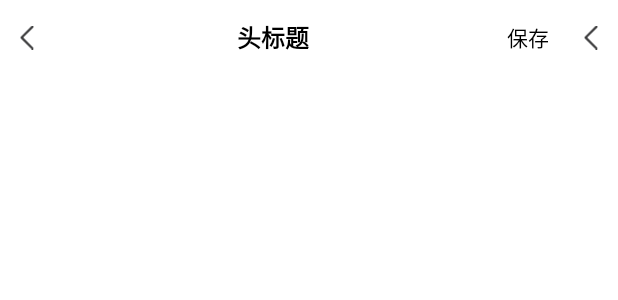
After one commit to final00000000/Zhang, an Android app: the layout layout_app_base_toolbar.xml on its own in the app's theme, with its tools: preview values and no code run, on a phone screen of 412 x 824 dp. The commit adds this screen. Shown: the top 300 px of the screen. Run offline under Robolectric (Android 15) with nearby library versions, the phone set to English and light mode, and no system bars.

Commit message:
1.0 - add toolbar test

```diff
--- a/library-base/src/main/java/com/zhang/myproject/base/activity/BaseActivity.kt
+++ b/library-base/src/main/java/com/zhang/myproject/base/activity/BaseActivity.kt
@@ -17,7 +17,7 @@ abstract class BaseActivity : AppCompatActivity() {
 
     override fun onCreate(savedInstanceState: Bundle?) {
         super.onCreate(savedInstanceState)
-        ImmersionBar.with(this).fitsSystemWindows(false).statusBarDarkFont(isStatusBarDarkFont()).init()
+        ImmersionBar.with(this).fitsSystemWindows(false).statusBarDarkFont(true).init()
     }
 
 
--- a/library-base/src/main/res/layout/activity_base.xml
+++ b/library-base/src/main/res/layout/activity_base.xml
@@ -7,7 +7,7 @@
 
     <include
         android:id="@+id/baseTitle"
-        layout="@layout/layout_title"
+        layout="@layout/layout_app_base_toolbar"
         android:layout_width="match_parent"
         android:layout_height="wrap_content"
         app:layout_constraintTop_toTopOf="parent" />
--- /dev/null
+++ b/library-base/src/main/res/layout/layout_app_base_toolbar.xml
@@ -0,0 +1,82 @@
+<?xml version="1.0" encoding="utf-8"?>
+<layout>
+
+    <data>
+
+    </data>
+
+    <androidx.appcompat.widget.LinearLayoutCompat xmlns:android="http://schemas.android.com/apk/res/android"
+        xmlns:app="http://schemas.android.com/apk/res-auto"
+        xmlns:tools="http://schemas.android.com/tools"
+        android:layout_width="match_parent"
+        android:layout_height="wrap_content"
+        android:background="@color/transparent"
+        android:orientation="vertical">
+
+        <View
+            android:id="@+id/vvImmersionView"
+            android:layout_width="match_parent"
+            android:layout_height="0dp"
+            android:background="@color/transparent"
+            app:layout_constraintTop_toTopOf="parent" />
+
+        <androidx.appcompat.widget.LinearLayoutCompat
+            android:id="@+id/clToolbar"
+            android:layout_width="match_parent"
+            android:layout_height="50dp"
+            android:orientation="horizontal">
+
+            <androidx.appcompat.widget.AppCompatImageView
+                android:id="@+id/ivPageBack"
+                android:layout_width="wrap_content"
+                android:layout_height="match_parent"
+                android:padding="10dp"
+                android:src="@drawable/ic_back"
+                app:layout_constraintStart_toStartOf="parent" />
+
+            <androidx.appcompat.widget.AppCompatTextView
+                android:id="@+id/tvPageTitle"
+                android:layout_width="wrap_content"
+                android:layout_height="match_parent"
+                android:layout_marginHorizontal="8dp"
+                android:layout_weight="1"
+                android:ellipsize="end"
+                android:gravity="center_vertical|center"
+                android:maxLines="1"
+                android:textColor="@color/black"
+                android:textSize="16sp"
+                android:textStyle="bold"
+                app:layout_constraintBottom_toBottomOf="parent"
+                app:layout_constraintEnd_toEndOf="parent"
+                app:layout_constraintTop_toTopOf="parent"
+                tools:text="头标题" />
+
+            <androidx.appcompat.widget.AppCompatTextView
+                android:id="@+id/tvRightTitle"
+                android:layout_width="wrap_content"
+                android:layout_height="match_parent"
+                android:gravity="center"
+                android:paddingStart="10dp"
+                android:paddingEnd="10dp"
+                android:textColor="@color/black"
+                android:textSize="14sp"
+                android:visibility="gone"
+                app:layout_constraintEnd_toEndOf="parent"
+                tools:text="保存"
+                tools:visibility="visible" />
+
+            <androidx.appcompat.widget.AppCompatImageView
+                android:id="@+id/ivRightIcon"
+                android:layout_width="wrap_content"
+                android:layout_height="match_parent"
+                android:gravity="center"
+                android:paddingStart="10dp"
+                android:paddingEnd="10dp"
+                android:visibility="gone"
+                tools:src="@drawable/ic_back"
+                tools:text="保存"
+                tools:visibility="visible" />
+
+        </androidx.appcompat.widget.LinearLayoutCompat>
+    </androidx.appcompat.widget.LinearLayoutCompat>
+</layout>
--- a/module-home/src/main/java/com/zhang/home/fragment/HomeFragment.kt
+++ b/module-home/src/main/java/com/zhang/home/fragment/HomeFragment.kt
@@ -4,7 +4,9 @@ import android.os.Bundle
 import com.zhang.home.R
 import com.zhang.home.databinding.FragmentHomeBinding
 import com.zhang.myproject.base.fragment.BaseVBFragment
+import com.zhang.myproject.base.utils.initToolbarBarHeight
 import com.zhang.myproject.base.utils.singleClick
+import com.zhang.myproject.common.utils.getStringRes
 
 class HomeFragment : BaseVBFragment<FragmentHomeBinding>(R.layout.fragment_home) {
 
@@ -15,6 +17,8 @@ class HomeFragment : BaseVBFragment<FragmentHomeBinding>(R.layout.fragment_home)
 
     override fun initView(savedInstanceState: Bundle?) {
         mViewBinding.apply {
+            vToolbar.vvImmersionView.initToolbarBarHeight()
+            vToolbar.tvPageTitle.text = getStringRes(com.zhang.myproject.resource.R.string.main_tab_home)
             tvHome.singleClick {
             }
         }
```
Also changed, not shown: library-base/src/main/java/com/zhang/myproject/base/toolbar/APPToolbar.kt (added, +58 -0 lines), library-base/src/main/java/com/zhang/myproject/base/utils/BaseViewKtx.kt (+16 -0 lines), library-base/src/main/res/layout/layout_title.xml (deleted, +0 -75 lines), library-resource/src/main/res/values/styleable.xml (added, +41 -0 lines), module-home/src/main/res/layout/fragment_home.xml (+18 -1 lines).
